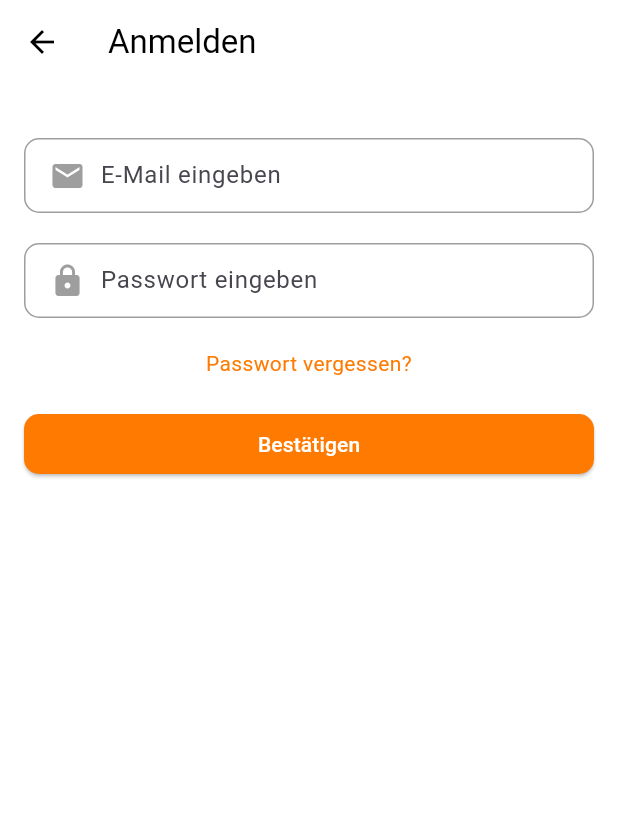
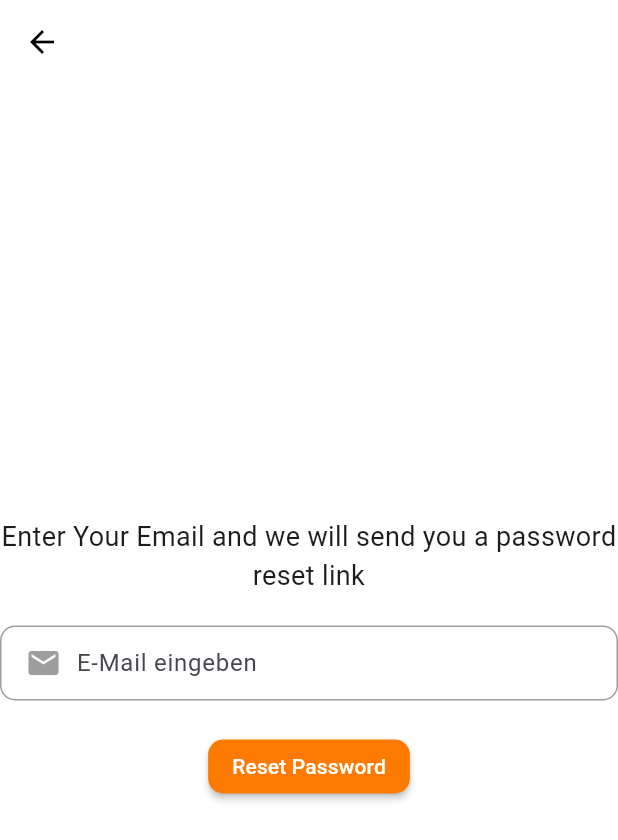
Before and after one commit to AroKano/bibcrush, a Flutter app: the screen it shows after launch, after a tap on "Passwort vergessen?", on a phone screen of 412 x 824 dp. Shown: the top 840 px of the screen. Run offline on Flutter 3.47's test engine with Material 3 defaults, Android fonts, the phone set to English and light mode, and no system bars; our stand-ins replace firebase_auth, firebase_core, google_nav_bar; accounts and stored records are empty.

Commit message:
forgot password linked with firebase

```diff
--- a/lib/main.dart
+++ b/lib/main.dart
@@ -6,13 +6,15 @@ void main() async {
   WidgetsFlutterBinding.ensureInitialized();
 
   await Firebase.initializeApp();
-  runApp(MyApp());
+  runApp(const MyApp());
 }
 
 class MyApp extends StatelessWidget {
+  const MyApp({super.key});
+
   @override
   Widget build(BuildContext context) {
-    return MaterialApp(
+    return const MaterialApp(
       debugShowCheckedModeBanner: false,
       home: MainPage(),
     );
--- /dev/null
+++ b/lib/pages/forgot_pw_page.dart
@@ -0,0 +1,105 @@
+import 'package:firebase_auth/firebase_auth.dart';
+import 'package:flutter/material.dart';
+
+class ForgotPasswordPage extends StatefulWidget {
+  const ForgotPasswordPage({ super.key });
+
+  @override
+  State<ForgotPasswordPage> createState() => _ForgotPasswordPageState();
+}
+
+class _ForgotPasswordPageState extends State<ForgotPasswordPage> {
+  final _emailController = TextEditingController();
+
+  Future passwordReset() async {
+    try {
+      await FirebaseAuth.instance
+          .sendPasswordResetEmail(email: _emailController.text.trim());
+    } on FirebaseAuthException catch (e) {
+      print(e);
+      showDialog(
+          context: context,
+          builder: (context) {
+           return AlertDialog(
+             content: Text(e.message.toString()),
+        );
+      });
+    }
+  }
+
+  @override
+  void dispose() {
+    _emailController.dispose();
+    super.dispose();
+  }
+
+  @override
+  Widget build(BuildContext context) {
+    return Scaffold(
+      backgroundColor: Colors.white, // Weißer Hintergrund
+      appBar: AppBar(
+        backgroundColor: Colors.white,
+        elevation: 0, // Kein Schatten
+        leading: IconButton(
+          icon: const Icon(Icons.arrow_back, color: Colors.black), // Zurück-Pfeil
+          onPressed: () {
+            Navigator.pop(context); // Close the current screen
+          },
+        ),
+      ),
+      body: Column(
+        mainAxisAlignment: MainAxisAlignment.center,
+        children: [
+          const Text(
+              'Enter Your Email and we will send you a password reset link',
+            textAlign: TextAlign.center,
+            style: TextStyle(fontSize: 18),
+          ),
+
+          const SizedBox(height: 20), // Platz zwischen dem Text und dem Button
+
+          // Text Container für die E-Mail
+          Container(
+            decoration: BoxDecoration(
+              border: Border.all(color: Colors.grey), // Grauer Rahmen
+              borderRadius: BorderRadius.circular(10.0), // Abgerundete Ecken
+            ),
+            child: Padding(
+              padding: const EdgeInsets.symmetric(horizontal: 16.0),
+              child: Row(
+                children: [
+                  const Icon(Icons.mail, color: Colors.grey), // Graues Post Icon
+                  const SizedBox(width: 10),
+                  Expanded(
+                    child: TextField(
+                      controller: _emailController,
+                      decoration: const InputDecoration(
+                        hintText: 'E-Mail eingeben',
+                        border: InputBorder.none,
+                      ),
+                    ),
+                  ),
+                ],
+              ),
+            ),
+          ),
+
+          const SizedBox(height: 20), // Platz zwischen dem Text und dem Button
+
+          MaterialButton(
+            onPressed: passwordReset,
+            color: const Color(0xFFFF7A00),
+            shape: RoundedRectangleBorder(
+              borderRadius: BorderRadius.circular(10.0),
+            ),
+            child: const Text(
+              'Reset Password',
+              style: TextStyle(color: Colors.white),
+            ),
+          )
+
+        ],
+      ),
+    );
+  }
+}
--- a/lib/pages/home_page.dart
+++ b/lib/pages/home_page.dart
@@ -4,6 +4,8 @@ import 'custom_nav_bar.dart';
 import 'create_post.dart';
 
 class HomePage extends StatefulWidget {
+  const HomePage({super.key});
+
   @override
   _HomePageState createState() => _HomePageState();
 }
@@ -16,19 +18,19 @@ class _HomePageState extends State<HomePage> {
   Widget build(BuildContext context) {
     return Scaffold(
       appBar: AppBar(
-        title: Text('Homepage'),
+        title: const Text('Homepage'),
       ),
       body: Center(
         child: Column(
           mainAxisAlignment: MainAxisAlignment.center,
           children: [
-            Text('signed in as ' + user.email!),
+            Text('signed in as ${user.email!}'),
             MaterialButton(
                 onPressed: () {
                   FirebaseAuth.instance.signOut();
                 },
               color: Colors.deepPurple[200],
-              child: Text('sign out'),
+              child: const Text('sign out'),
             )
           ],
         ),
--- a/lib/pages/login_page.dart
+++ b/lib/pages/login_page.dart
@@ -1,9 +1,18 @@
 import 'package:firebase_auth/firebase_auth.dart';
 import 'package:flutter/material.dart';
 
-class LoginPage extends StatelessWidget {
+import 'forgot_pw_page.dart';
 
-  // text controller
+class LoginPage extends StatefulWidget {
+  const LoginPage({super.key});
+
+
+  @override
+  State<LoginPage> createState() => _LoginPageState();
+}
+
+  class _LoginPageState extends State<LoginPage> {
+// text controllers
   final _emailController = TextEditingController();
   final _passwordController = TextEditingController();
 
@@ -17,7 +26,7 @@ class LoginPage extends StatelessWidget {
   @override
   void dispose() {
     _emailController.dispose();
-    _passwordController.dispose();
+    super.dispose();
   }
 
   @override
@@ -30,24 +39,24 @@ class LoginPage extends StatelessWidget {
           backgroundColor: Colors.white,
           elevation: 0, // Kein Schatten
           leading: IconButton(
-            icon: Icon(Icons.arrow_back, color: Colors.black), // Zurück-Pfeil
+            icon: const Icon(Icons.arrow_back, color: Colors.black), // Zurück-Pfeil
             onPressed: () {
               // Hier können Sie die Logik für das Zurückgehen implementieren
             },
           ),
-          title: Text(
+          title: const Text(
             'Anmelden',
             style: TextStyle(color: Colors.black),
           ),
         ),
         body: Padding(
-          padding: EdgeInsets.all(16.0),
+          padding: const EdgeInsets.all(16.0),
           child: Column(
             crossAxisAlignment: CrossAxisAlignment.start,
             children: [
               // Platz für das Logo (fügen Sie Ihr Logo hier ein)
 
-              SizedBox(height: 20), // Platz zwischen Logo und Text Containerns
+              const SizedBox(height: 20), // Platz zwischen Logo und Text Containerns
 
               // Text Container für die E-Mail
               Container(
@@ -56,15 +65,15 @@ class LoginPage extends StatelessWidget {
                   borderRadius: BorderRadius.circular(10.0), // Abgerundete Ecken
                 ),
                 child: Padding(
-                  padding: EdgeInsets.symmetric(horizontal: 16.0),
+                  padding: const EdgeInsets.symmetric(horizontal: 16.0),
                   child: Row(
                     children: [
-                      Icon(Icons.mail, color: Colors.grey), // Graues Post Icon
-                      SizedBox(width: 10),
+                      const Icon(Icons.mail, color: Colors.grey), // Graues Post Icon
+                      const SizedBox(width: 10),
                       Expanded(
                         child: TextField(
                           controller: _emailController,
-                          decoration: InputDecoration(
+                          decoration: const InputDecoration(
                             hintText: 'E-Mail eingeben',
                             border: InputBorder.none,
                           ),
@@ -75,7 +84,7 @@ class LoginPage extends StatelessWidget {
                 ),
               ),
 
-              SizedBox(height: 20), // Platz zwischen den Text Containern
+              const SizedBox(height: 20), // Platz zwischen den Text Containern
 
               // Text Container für das Passwort
               Container(
@@ -84,16 +93,16 @@ class LoginPage extends StatelessWidget {
                   borderRadius: BorderRadius.circular(10.0), // Abgerundete Ecken
                 ),
                 child: Padding(
-                  padding: EdgeInsets.symmetric(horizontal: 16.0),
+                  padding: const EdgeInsets.symmetric(horizontal: 16.0),
                   child: Row(
                     children: [
-                      Icon(Icons.lock, color: Colors.grey), // Graues Schlüssel Icon
-                      SizedBox(width: 10),
+                      const Icon(Icons.lock, color: Colors.grey), // Graues Schlüssel Icon
+                      const SizedBox(width: 10),
                       Expanded(
                         child: TextField(
                           controller: _passwordController,
                           obscureText: true, // Passwort wird versteckt
-                          decoration: InputDecoration(
+                          decoration: const InputDecoration(
                             hintText: 'Passwort eingeben',
                             border: InputBorder.none,
                           ),
@@ -104,14 +113,20 @@ class LoginPage extends StatelessWidget {
                 ),
               ),
 
-              SizedBox(height: 20), // Platz zwischen den Text Containern und dem Button
+              const SizedBox(height: 20), // Platz zwischen den Text Containern und dem Button
 
               // Text "Passwort vergessen?" in Orange
               GestureDetector(
                 onTap: () {
-                  // Hier können Sie die Logik für das Vergessen des Passworts implementieren
+                  Navigator.push(context,
+                      MaterialPageRoute(
+                        builder: (context) {
+                          return const ForgotPasswordPage();
+                        },
+                      ),
+                  );
                 },
-                child: Container(
+                child: const SizedBox(
                   width: double.infinity,
                   child: Text(
                     'Passwort vergessen?',
@@ -121,7 +136,7 @@ class LoginPage extends StatelessWidget {
                 ),
               ),
 
-              SizedBox(height: 20), // Platz zwischen dem Text und dem Button
+              const SizedBox(height: 20), // Platz zwischen dem Text und dem Button
 
               // Button "Bestätigen" mit abgerundeten Ecken in FF7A00
               ElevatedButton(
@@ -129,7 +144,7 @@ class LoginPage extends StatelessWidget {
                   // Hier können Sie die Logik für die Bestätigung implementieren
                 },
                 style: ElevatedButton.styleFrom(
-                  backgroundColor: Color(0xFFFF7A00), // Orange Farbe
+                  backgroundColor: const Color(0xFFFF7A00), // Orange Farbe
                   shape: RoundedRectangleBorder(
                     borderRadius: BorderRadius.circular(10.0), // Abgerundete Ecken
                   ),
@@ -139,7 +154,7 @@ class LoginPage extends StatelessWidget {
                   child: Container(
                     width: double.infinity,
                     alignment: Alignment.center,
-                    child: Text(
+                    child: const Text(
                       'Bestätigen',
                       style: TextStyle(color: Colors.white),
                     ),
--- a/lib/pages/main_page.dart
+++ b/lib/pages/main_page.dart
@@ -4,7 +4,7 @@ import 'package:firebase_auth/firebase_auth.dart';
 import 'package:flutter/material.dart';
 
 class MainPage extends StatelessWidget {
-  const MainPage({ Key? key }) : super(key: key);
+  const MainPage({ super.key });
 
   @override
   Widget build(BuildContext context) {
@@ -15,7 +15,7 @@ class MainPage extends StatelessWidget {
           if(snapshot.hasData) {
             return HomePage();
           } else {
-            return LoginPage();
+            return const LoginPage();
           }
         },
       ),
--- a/pubspec.yaml
+++ b/pubspec.yaml
@@ -54,7 +54,7 @@ dev_dependencies:
   # activated in the `analysis_options.yaml` file located at the root of your
   # package. See that file for information about deactivating specific lint
   # rules and activating additional ones.
-  flutter_lints: ^2.0.0
+  flutter_lints: ^3.0.1
 
 # For information on the generic Dart part of this file, see the
 # following page: https://dart.dev/tools/pub/pubspec
```
Also changed, not shown: pubspec.lock, 1 other file.
